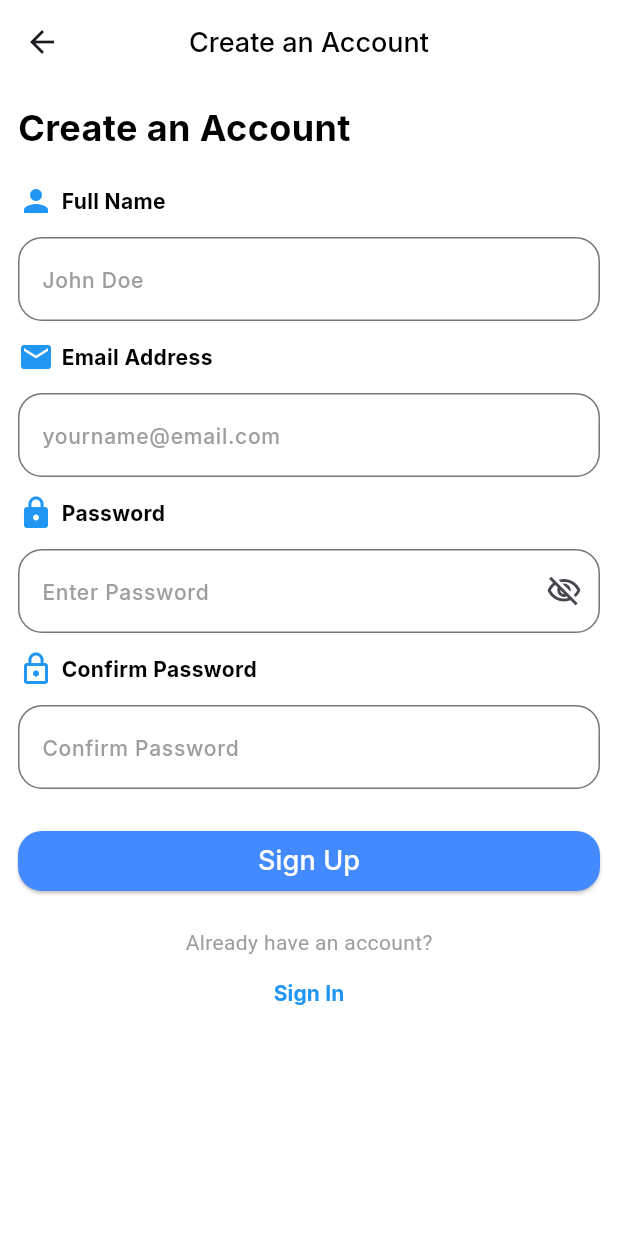
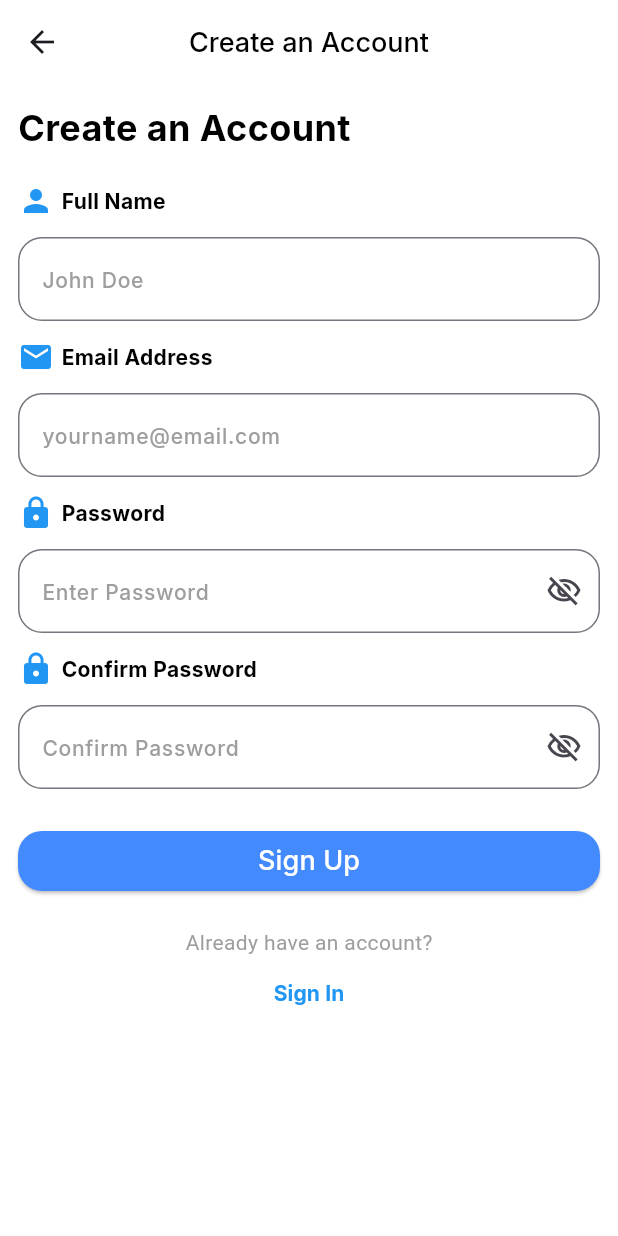
Before and after one commit to nada-afia/IncluSense_app, a Flutter app: the screen it shows after launch, after a tap on "Sign In", after a tap on "Create an Account", on a phone screen of 412 x 824 dp. Run offline on Flutter 3.47's test engine with Material 3 defaults, Android fonts, the phone set to English and light mode, and no system bars; our stand-ins replace firebase_auth, firebase_core, google_fonts; accounts and stored records are empty.

Commit message:
feat: add Firebase email/password authentication

```diff
--- a/lib/features/ui/auth/login/login_screen.dart
+++ b/lib/features/ui/auth/login/login_screen.dart
@@ -1,15 +1,26 @@
+import 'package:firebase_auth/firebase_auth.dart';
 import 'package:flutter/material.dart';
 import 'package:incluesense/core/localization/l10n/app_localizations.dart';
 import 'package:incluesense/core/utils/app_colors.dart';
 import 'package:incluesense/core/utils/app_routes.dart';
 import 'package:incluesense/core/utils/app_styles.dart';
+import 'package:incluesense/features/ui/widgets/custom_alert_dialog.dart';
 import 'package:incluesense/features/ui/widgets/custom_elevated_button.dart';
 
 import '../../widgets/custom_text_field.dart';
 
-class LoginScreen extends StatelessWidget {
+class LoginScreen extends StatefulWidget {
   LoginScreen({super.key});
+
+  @override
+  State<LoginScreen> createState() => _LoginScreenState();
+}
+
+class _LoginScreenState extends State<LoginScreen> {
   final _formKey = GlobalKey<FormState>();
+  final TextEditingController emailController = TextEditingController();
+  final TextEditingController passwordController = TextEditingController();
+
   @override
   Widget build(BuildContext context) {
     return Scaffold(
@@ -45,7 +56,11 @@ class LoginScreen extends StatelessWidget {
                   ],
                 ),
                 SizedBox(height: 12),
-                CustomTextField(isEmail: true, hint: "yourname@email.com"),
+                CustomTextField(
+                  isEmail: true,
+                  hint: "yourname@email.com",
+                  controller: emailController,
+                ),
                 SizedBox(height: 12),
                 Row(
                   children: [
@@ -60,6 +75,7 @@ class LoginScreen extends StatelessWidget {
                 CustomTextField(
                   isPassword: true,
                   hint: AppLocalizations.of(context)!.enterPassword,
+                  controller: passwordController,
                 ),
                 SizedBox(height: 12),
                 Row(
@@ -76,11 +92,7 @@ class LoginScreen extends StatelessWidget {
                 ),
                 CustomElevatedButton(
                   text: AppLocalizations.of(context)!.signIn,
-                  onPressed: () {
-                    if (_formKey.currentState!.validate()) {
-                      Navigator.pushNamed(context, AppRoutes.home);
-                    }
-                  },
+                  onPressed: login,
                 ),
                 SizedBox(height: 12),
                 Row(
@@ -120,4 +132,35 @@ class LoginScreen extends StatelessWidget {
       ),
     );
   }
+
+  Future<void> login() async {
+    if (_formKey.currentState!.validate()) {
+      try {
+        final credential = await FirebaseAuth.instance
+            .signInWithEmailAndPassword(
+              email: emailController.text,
+              password: passwordController.text,
+            );
+        Navigator.pushNamed(context, AppRoutes.home);
+      } on FirebaseAuthException catch (e) {
+        if (e.code == 'invalid-credential') {
+          showDialog(
+            context: context,
+            builder: (context) {
+              return CustomAlertDialog(content: 'Invalid email or password.');
+            },
+          );
+        }
+      } catch (e) {
+        showDialog(
+          context: context,
+          builder: (context) {
+            return CustomAlertDialog(
+              content: 'An error occurred. Please try again.',
+            );
+          },
+        );
+      }
+    }
+  }
 }
--- a/lib/features/ui/auth/register/register_screen.dart
+++ b/lib/features/ui/auth/register/register_screen.dart
@@ -1,15 +1,28 @@
+import 'package:firebase_auth/firebase_auth.dart';
 import 'package:flutter/material.dart';
 import 'package:incluesense/core/localization/l10n/app_localizations.dart';
 import 'package:incluesense/core/utils/app_colors.dart';
 import 'package:incluesense/core/utils/app_routes.dart';
 import 'package:incluesense/core/utils/app_styles.dart';
+import 'package:incluesense/features/ui/widgets/custom_alert_dialog.dart';
 import 'package:incluesense/features/ui/widgets/custom_elevated_button.dart';
 
 import '../../widgets/custom_text_field.dart';
 
-class RegisterScreen extends StatelessWidget {
-  RegisterScreen({super.key});
+class RegisterScreen extends StatefulWidget {
+  const RegisterScreen({super.key});
+
+  @override
+  State<RegisterScreen> createState() => _RegisterScreenState();
+}
+
+class _RegisterScreenState extends State<RegisterScreen> {
   final _formKey = GlobalKey<FormState>();
+
+  final TextEditingController emailController = TextEditingController();
+  final TextEditingController confirmPasswordController =
+      TextEditingController();
+  final TextEditingController passwordController = TextEditingController();
 
   @override
   Widget build(BuildContext context) {
@@ -39,21 +52,21 @@ class RegisterScreen extends StatelessWidget {
 
                 Row(
                   children: [
-                    const Icon(Icons.person, color: Colors.blue),
-                    const SizedBox(width: 5),
+                    Icon(Icons.person, color: Colors.blue),
+                    SizedBox(width: 5),
                     Text(
                       AppLocalizations.of(context)!.name,
                       style: AppStyles.blackBold14,
                     ),
                   ],
                 ),
-                const SizedBox(height: 12),
-                const CustomTextField(hint: "John Doe"),
+                SizedBox(height: 12),
+                CustomTextField(hint: "John Doe"),
                 const SizedBox(height: 12),
 
                 Row(
                   children: [
-                    const Icon(Icons.email, color: Colors.blue),
+                    Icon(Icons.email, color: Colors.blue),
                     const SizedBox(width: 5),
                     Text(
                       AppLocalizations.of(context)!.emailAddress,
@@ -62,16 +75,17 @@ class RegisterScreen extends StatelessWidget {
                   ],
                 ),
                 const SizedBox(height: 12),
-                const CustomTextField(
+                CustomTextField(
                   hint: "yourname@email.com",
                   isEmail: true,
+                  controller: emailController,
                 ),
-                const SizedBox(height: 12),
+                SizedBox(height: 12),
 
                 Row(
                   children: [
-                    const Icon(Icons.lock, color: Colors.blue),
-                    const SizedBox(width: 5),
+                    Icon(Icons.lock, color: Colors.blue),
+                    SizedBox(width: 5),
                     Text(
                       AppLocalizations.of(context)!.password,
                       style: AppStyles.blackBold14,
@@ -82,12 +96,28 @@ class RegisterScreen extends StatelessWidget {
                 CustomTextField(
                   hint: AppLocalizations.of(context)!.enterPassword,
                   isPassword: true,
+                  controller: passwordController,
+                  validator: (value) {
+                    if (value == null || value.isEmpty) {
+                      return 'This field is required';
+                    }
+                    if (value.length < 6) {
+                      return 'Password must be at least 6 characters';
+                    }
+                    if (!value.contains(RegExp(r'[A-Z]'))) {
+                      return 'Must contain uppercase letter';
+                    }
+                    if (!value.contains(RegExp(r'[0-9]'))) {
+                      return 'Must contain a number';
+                    }
+                    return null;
+                  },
                 ),
                 const SizedBox(height: 12),
 
                 Row(
                   children: [
-                    const Icon(Icons.lock_outline, color: Colors.blue),
+                    const Icon(Icons.lock, color: Colors.blue),
                     const SizedBox(width: 5),
                     Text(
                       AppLocalizations.of(context)!.confirmPassword,
@@ -98,17 +128,24 @@ class RegisterScreen extends StatelessWidget {
                 const SizedBox(height: 12),
                 CustomTextField(
                   hint: AppLocalizations.of(context)!.confirmPassword,
+                  isPassword: true,
+                  controller: confirmPasswordController,
+                  validator: (value) {
+                    if (value == null || value.isEmpty) {
+                      return 'This field is required';
+                    }
+                    if (value != passwordController.text) {
+                      return 'Passwords do not match';
+                    }
+                    return null;
+                  },
                 ),
 
                 const SizedBox(height: 24),
 
                 CustomElevatedButton(
                   text: AppLocalizations.of(context)!.signUp,
-                  onPressed: () {
-                    if (_formKey.currentState!.validate()) {
-                      Navigator.pushNamed(context, AppRoutes.home);
-                    }
-                  },
+                  onPressed: register,
                 ),
 
                 const SizedBox(height: 20),
@@ -142,4 +179,37 @@ class RegisterScreen extends StatelessWidget {
       ),
     );
   }
+
+  Future<void> register() async {
+    if (_formKey.currentState!.validate()) {
+      try {
+        final credential = await FirebaseAuth.instance
+            .createUserWithEmailAndPassword(
+              email: emailController.text,
+              password: passwordController.text,
+            );
+        Navigator.pushNamed(context, AppRoutes.home);
+      } on FirebaseAuthException catch (e) {
+        if (e.code == 'email-already-in-use') {
+          showDialog(
+            context: context,
+            builder: (context) {
+              return CustomAlertDialog(
+                content: 'The account already exists for that email.',
+              );
+            },
+          );
+        }
+      } catch (e) {
+        showDialog(
+          context: context,
+          builder: (context) {
+            return CustomAlertDialog(
+              content: 'An error occurred. Please try again.',
+            );
+          },
+        );
+      }
+    }
+  }
 }
--- a/lib/features/ui/widgets/custom_text_field.dart
+++ b/lib/features/ui/widgets/custom_text_field.dart
@@ -1,11 +1,12 @@
 import 'package:incluesense/core/utils/app_styles.dart';
 import 'package:flutter/material.dart';
 
-class CustomTextField extends StatelessWidget {
+class CustomTextField extends StatefulWidget {
   final String hint;
   final bool isPassword;
   final bool isEmail;
   final TextEditingController? controller;
+  final String? Function(String?)? validator;
 
   const CustomTextField({
     super.key,
@@ -13,40 +14,60 @@ class CustomTextField extends StatelessWidget {
     this.isPassword = false,
     this.isEmail = false,
     this.controller,
+    this.validator,
   });
 
   @override
+  State<CustomTextField> createState() => _CustomTextFieldState();
+}
+
+class _CustomTextFieldState extends State<CustomTextField> {
+  bool obscureText = true;
+  @override
   Widget build(BuildContext context) {
     return TextFormField(
-      controller: controller,
-      obscureText: isPassword,
-      keyboardType: isEmail ? TextInputType.emailAddress : TextInputType.text,
+      controller: widget.controller,
+      obscureText: widget.isPassword ? obscureText : false,
+      keyboardType: widget.isEmail
+          ? TextInputType.emailAddress
+          : TextInputType.text,
       validator: (value) {
         if (value == null || value.isEmpty) {
           return 'This field is required';
         }
 
-        if (isEmail) {
+        if (widget.isEmail) {
           final emailRegExp = RegExp(r'^[\w-\.]+@([\w-]+\.)+[\w-]{2,4}$');
           if (!emailRegExp.hasMatch(value)) {
             return 'Please enter a valid email address';
           }
         }
 
-        if (isPassword) {
+        if (widget.isPassword) {
           if (value.length < 6) {
             return 'Password must be at least 6 characters';
           }
         }
-
+        if (widget.validator != null) {
+          return widget.validator!(value);
+        }
         return null;
       },
       decoration: InputDecoration(
-        hintText: hint,
+        hintText: widget.hint,
         hintStyle: AppStyles.greyMed14,
         border: OutlineInputBorder(borderRadius: BorderRadius.circular(16)),
-        suffixIcon: isPassword
-            ? const Icon(Icons.visibility_off_outlined)
+        suffixIcon: widget.isPassword
+            ? IconButton(
+                onPressed: () {
+                  setState(() {
+                    obscureText = !obscureText;
+                  });
+                },
+                icon: obscureText
+                    ? Icon(Icons.visibility_off_outlined)
+                    : Icon(Icons.visibility_outlined),
+              )
             : null,
       ),
     );
--- a/lib/main.dart
+++ b/lib/main.dart
@@ -11,6 +11,7 @@ import 'core/localization/l10n/app_localizations.dart';
 Future<void> main() async {
   WidgetsFlutterBinding.ensureInitialized();
   await Firebase.initializeApp(options: DefaultFirebaseOptions.currentPlatform);
+  print(Firebase.apps.length);
   runApp(const MyApp());
 }
 
--- a/pubspec.yaml
+++ b/pubspec.yaml
@@ -35,6 +35,7 @@ dependencies:
   flutter_localization: ^0.3.3
   firebase_core: ^4.6.0
   flutter_launcher_icons: ^0.14.4
+  firebase_auth: ^6.3.0
 
 flutter_launcher_icons:
   android: "launcher_icon"
```
Also changed, not shown: lib/features/ui/widgets/custom_alert_dialog.dart (added, +25 -0 lines), pubspec.lock, 3 other files.
